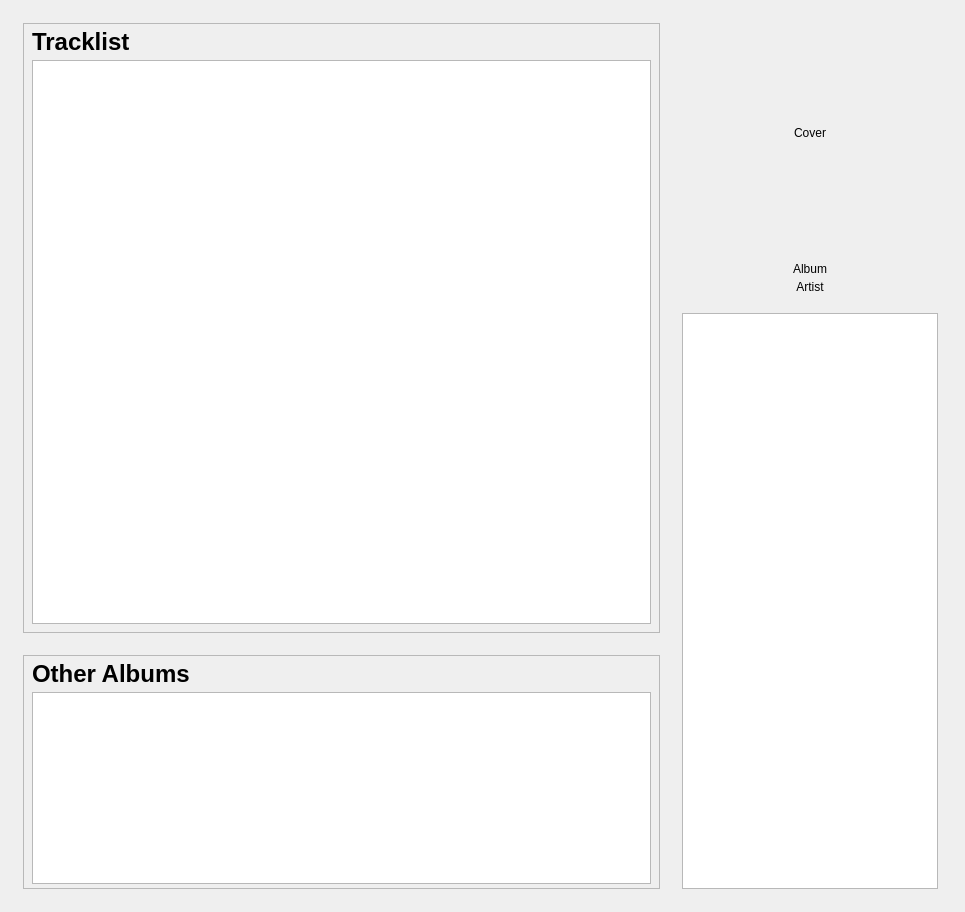
Before: the Qt Designer form src/libtomahawk/widgets/infowidgets/AlbumInfoWidget.ui in tomahawk-player/tomahawk, drawn with Qt 5.
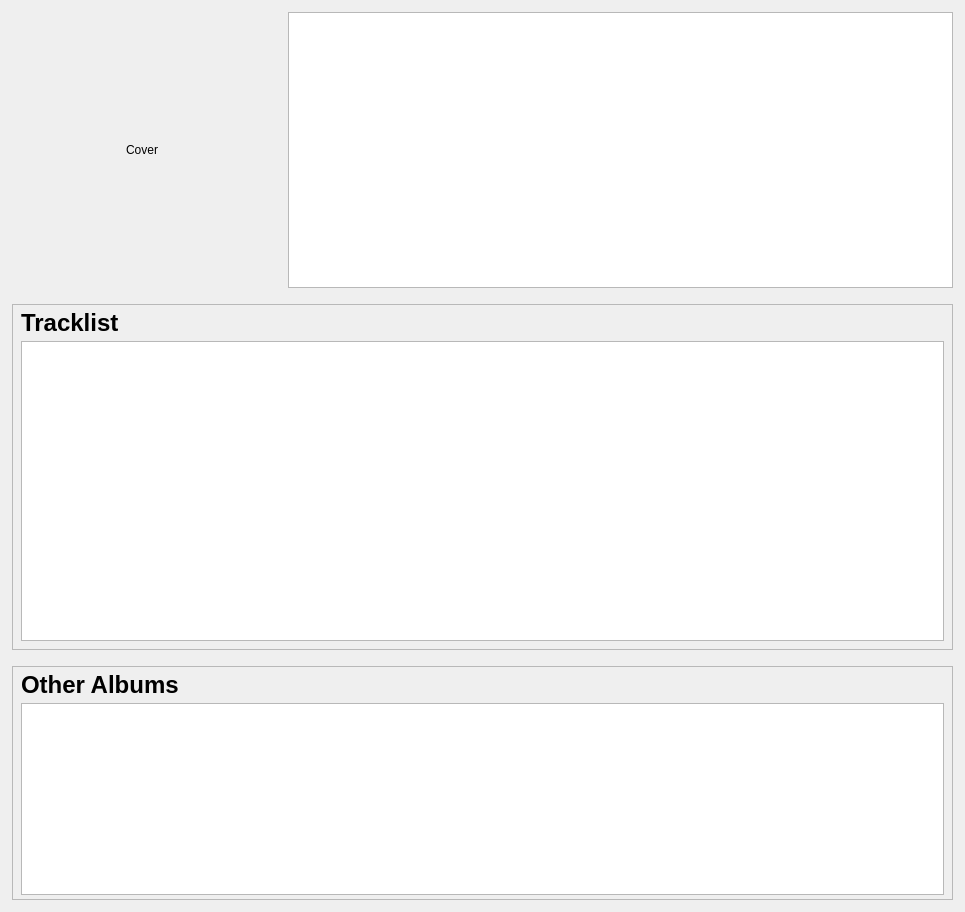
After: the same form once the commit is applied. Custom widgets are drawn as their Qt base class.

Commit message: * Updated album page to new style.

The edit to the form file:
```diff
--- a/src/libtomahawk/widgets/infowidgets/AlbumInfoWidget.ui
+++ b/src/libtomahawk/widgets/infowidgets/AlbumInfoWidget.ui
@@ -13,26 +13,64 @@
   <property name="windowTitle">
    <string>Form</string>
   </property>
-  <layout class="QVBoxLayout" name="verticalLayout_3">
-   <item>
-    <layout class="QHBoxLayout" name="horizontalLayout_3">
-     <property name="leftMargin">
-      <number>12</number>
-     </property>
-     <property name="topMargin">
-      <number>12</number>
-     </property>
-     <property name="rightMargin">
-      <number>16</number>
-     </property>
-     <property name="bottomMargin">
-      <number>12</number>
-     </property>
-     <item>
       <layout class="QVBoxLayout" name="verticalLayout">
+   <property name="spacing">
+    <number>16</number>
+   </property>
+   <property name="margin">
+    <number>12</number>
+   </property>
+   <item>
+    <layout class="QHBoxLayout" name="horizontalLayout">
+     <property name="spacing">
+      <number>16</number>
+     </property>
        <property name="margin">
         <number>0</number>
        </property>
+     <item>
+      <widget class="PlayableCover" name="cover">
+       <property name="sizePolicy">
+        <sizepolicy hsizetype="Fixed" vsizetype="Fixed">
+         <horstretch>0</horstretch>
+         <verstretch>0</verstretch>
+        </sizepolicy>
+       </property>
+       <property name="minimumSize">
+        <size>
+         <width>260</width>
+         <height>260</height>
+        </size>
+       </property>
+       <property name="text">
+        <string>Cover</string>
+       </property>
+       <property name="alignment">
+        <set>Qt::AlignCenter</set>
+       </property>
+      </widget>
+     </item>
+     <item>
+      <widget class="QTextBrowser" name="biography">
+       <property name="sizePolicy">
+        <sizepolicy hsizetype="MinimumExpanding" vsizetype="MinimumExpanding">
+         <horstretch>0</horstretch>
+         <verstretch>0</verstretch>
+        </sizepolicy>
+       </property>
+       <property name="minimumSize">
+        <size>
+         <width>0</width>
+         <height>240</height>
+        </size>
+       </property>
+       <property name="horizontalScrollBarPolicy">
+        <enum>Qt::ScrollBarAlwaysOff</enum>
+       </property>
+      </widget>
+     </item>
+    </layout>
+   </item>
        <item>
         <widget class="QFrame" name="trackFrame">
          <property name="minimumSize">
@@ -81,7 +119,13 @@
            </widget>
           </item>
           <item>
-           <widget class="TreeView" name="tracks">
+       <widget class="TrackView" name="tracks">
+        <property name="sizePolicy">
+         <sizepolicy hsizetype="Expanding" vsizetype="MinimumExpanding">
+          <horstretch>0</horstretch>
+          <verstretch>0</verstretch>
+         </sizepolicy>
+        </property>
             <property name="minimumSize">
              <size>
               <width>0</width>
@@ -96,22 +140,6 @@
          </layout>
         </widget>
        </item>
-       <item>
-        <spacer name="verticalSpacer">
-         <property name="orientation">
-          <enum>Qt::Vertical</enum>
-         </property>
-         <property name="sizeType">
-          <enum>QSizePolicy::Fixed</enum>
-         </property>
-         <property name="sizeHint" stdset="0">
-          <size>
-           <width>20</width>
-           <height>16</height>
-          </size>
-         </property>
-        </spacer>
-       </item>
        <item>
         <widget class="QFrame" name="albumFrame">
          <property name="minimumSize">
@@ -180,152 +208,6 @@
         </widget>
        </item>
       </layout>
-     </item>
-     <item>
-      <layout class="QVBoxLayout" name="verticalLayout_8">
-       <property name="spacing">
-        <number>-1</number>
-       </property>
-       <property name="leftMargin">
-        <number>16</number>
-       </property>
-       <property name="topMargin">
-        <number>0</number>
-       </property>
-       <property name="rightMargin">
-        <number>0</number>
-       </property>
-       <property name="bottomMargin">
-        <number>0</number>
-       </property>
-       <item>
-        <widget class="PlayableCover" name="cover">
-         <property name="sizePolicy">
-          <sizepolicy hsizetype="Minimum" vsizetype="Fixed">
-           <horstretch>0</horstretch>
-           <verstretch>0</verstretch>
-          </sizepolicy>
-         </property>
-         <property name="minimumSize">
-          <size>
-           <width>220</width>
-           <height>220</height>
-          </size>
-         </property>
-         <property name="text">
-          <string>Cover</string>
-         </property>
-         <property name="alignment">
-          <set>Qt::AlignCenter</set>
-         </property>
-        </widget>
-       </item>
-       <item>
-        <spacer name="verticalSpacer_4">
-         <property name="orientation">
-          <enum>Qt::Vertical</enum>
-         </property>
-         <property name="sizeType">
-          <enum>QSizePolicy::Fixed</enum>
-         </property>
-         <property name="sizeHint" stdset="0">
-          <size>
-           <width>20</width>
-           <height>13</height>
-          </size>
-         </property>
-        </spacer>
-       </item>
-       <item>
-        <layout class="QVBoxLayout" name="verticalLayout_7">
-         <property name="spacing">
-          <number>4</number>
-         </property>
-         <property name="margin">
-          <number>0</number>
-         </property>
-         <item>
-          <layout class="QHBoxLayout" name="horizontalLayout">
-           <property name="spacing">
-            <number>4</number>
-           </property>
-           <property name="margin">
-            <number>0</number>
-           </property>
-           <item>
-            <widget class="QLabel" name="albumLabel">
-             <property name="text">
-              <string>Album</string>
-             </property>
-             <property name="alignment">
-              <set>Qt::AlignCenter</set>
-             </property>
-            </widget>
-           </item>
-          </layout>
-         </item>
-         <item>
-          <layout class="QHBoxLayout" name="horizontalLayout_2">
-           <property name="spacing">
-            <number>4</number>
-           </property>
-           <property name="margin">
-            <number>0</number>
-           </property>
-           <item>
-            <widget class="QueryLabel" name="artistLabel">
-             <property name="text">
-              <string>Artist</string>
-             </property>
-             <property name="alignment">
-              <set>Qt::AlignCenter</set>
-             </property>
-            </widget>
-           </item>
-          </layout>
-         </item>
-        </layout>
-       </item>
-       <item>
-        <spacer name="verticalSpacer_3">
-         <property name="orientation">
-          <enum>Qt::Vertical</enum>
-         </property>
-         <property name="sizeType">
-          <enum>QSizePolicy::Fixed</enum>
-         </property>
-         <property name="sizeHint" stdset="0">
-          <size>
-           <width>20</width>
-           <height>13</height>
-          </size>
-         </property>
-        </spacer>
-       </item>
-       <item>
-        <widget class="QTextBrowser" name="biography">
-         <property name="sizePolicy">
-          <sizepolicy hsizetype="Minimum" vsizetype="MinimumExpanding">
-           <horstretch>0</horstretch>
-           <verstretch>0</verstretch>
-          </sizepolicy>
-         </property>
-         <property name="minimumSize">
-          <size>
-           <width>0</width>
-           <height>240</height>
-          </size>
-         </property>
-         <property name="horizontalScrollBarPolicy">
-          <enum>Qt::ScrollBarAlwaysOff</enum>
-         </property>
-        </widget>
-       </item>
-      </layout>
-     </item>
-    </layout>
-   </item>
-  </layout>
  </widget>
  <customwidgets>
   <customwidget>
@@ -334,14 +216,9 @@
    <header location="global">playlist/GridView.h</header>
   </customwidget>
   <customwidget>
-   <class>TreeView</class>
+   <class>TrackView</class>
    <extends>QTreeView</extends>
-   <header>playlist/TreeView.h</header>
-  </customwidget>
-  <customwidget>
-   <class>QueryLabel</class>
-   <extends>QLabel</extends>
-   <header>widgets/QueryLabel.h</header>
+   <header>playlist/TrackView.h</header>
   </customwidget>
   <customwidget>
    <class>PlayableCover</class>
```
Lines whose indentation alone changed are shown as unchanged. The commit also changes 1 other file.
